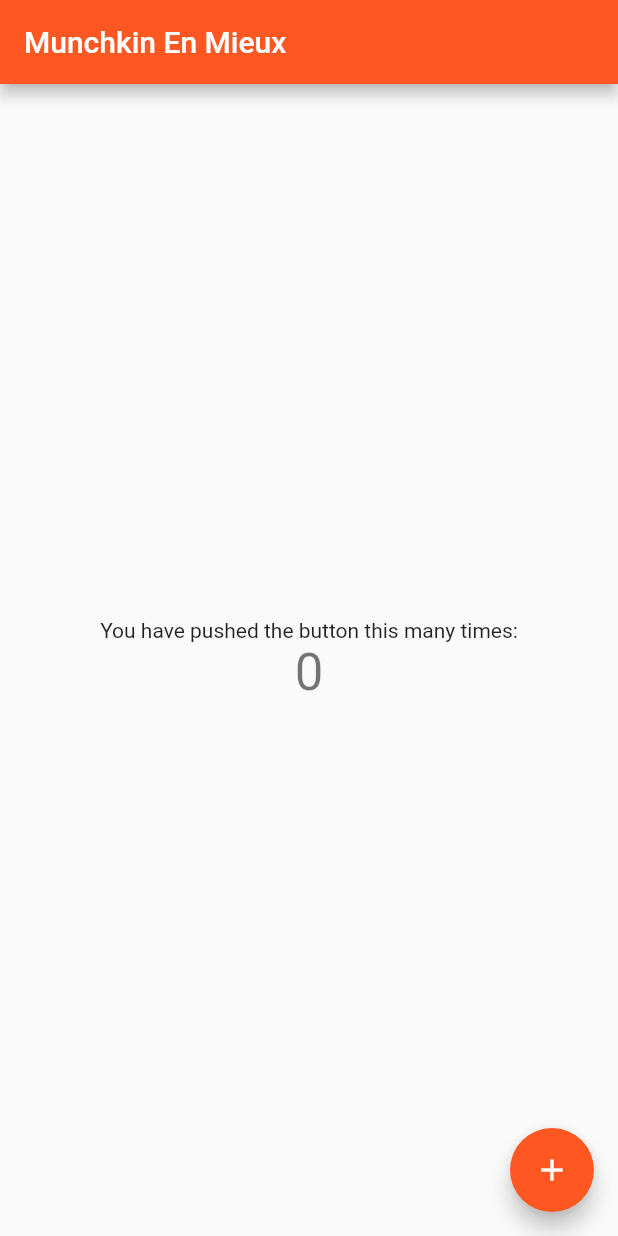
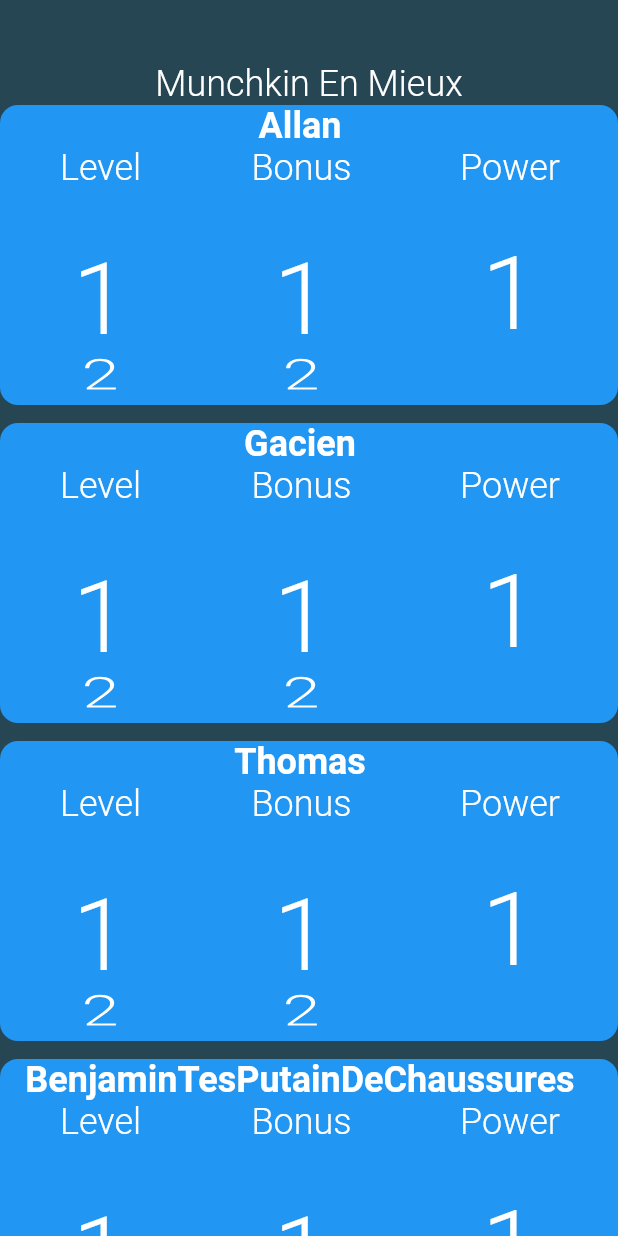
Before and after one commit to DrozdAllan/munchkin_en_mieux, a Flutter app: the screen it shows after launch, on a phone screen of 412 x 824 dp. Run offline on Flutter 3.47's test engine with Material 2 defaults, Android fonts, the phone set to English and light mode, and no system bars; our stand-ins replace hive, hive_flutter; accounts and stored records are empty; Roboto replaces fonts that are missing (PortLligatSans).

Commit message:
added hive PlayerBox

```diff
--- a/lib/main.dart
+++ b/lib/main.dart
@@ -1,115 +1,26 @@
 import 'package:flutter/material.dart';
+import 'package:munchkin_en_mieux/navigator.dart';
+import 'package:munchkin_en_mieux/pages/home.dart';
+import 'package:munchkin_en_mieux/style.dart';
 
-void main() {
+import 'models/player/player_box.dart';
+
+Future<void> main() async {
+  WidgetsFlutterBinding.ensureInitialized();
+  await PlayerBox.init();
   runApp(const MyApp());
 }
 
 class MyApp extends StatelessWidget {
   const MyApp({super.key});
 
-  // This widget is the root of your application.
   @override
   Widget build(BuildContext context) {
     return MaterialApp(
       title: 'Munchkin En Mieux',
-      theme: ThemeData(
-        // This is the theme of your application.
-        //
-        // Try running your application with "flutter run". You'll see the
-        // application has a blue toolbar. Then, without quitting the app, try
-        // changing the primarySwatch below to Colors.green and then invoke
-        // "hot reload" (press "r" in the console where you ran "flutter run",
-        // or simply save your changes to "hot reload" in a Flutter IDE).
-        // Notice that the counter didn't reset back to zero; the application
-        // is not restarted.
-        primarySwatch: Colors.deepOrange,
-      ),
-      home: const MyHomePage(title: 'Munchkin En Mieux'),
+      theme: myTheme,
+      onGenerateRoute: (settings) => RouteGenerator.generateRoute(settings),
+      initialRoute: Home.routeName,
     );
   }
 }
-
-class MyHomePage extends StatefulWidget {
-  const MyHomePage({super.key, required this.title});
-
-  // This widget is the home page of your application. It is stateful, meaning
-  // that it has a State object (defined below) that contains fields that affect
-  // how it looks.
-
-  // This class is the configuration for the state. It holds the values (in this
-  // case the title) provided by the parent (in this case the App widget) and
-  // used by the build method of the State. Fields in a Widget subclass are
-  // always marked "final".
-
-  final String title;
-
-  @override
-  State<MyHomePage> createState() => _MyHomePageState();
-}
-
-class _MyHomePageState extends State<MyHomePage> {
-  int _counter = 0;
-
-  void _incrementCounter() {
-    setState(() {
-      // This call to setState tells the Flutter framework that something has
-      // changed in this State, which causes it to rerun the build method below
-      // so that the display can reflect the updated values. If we changed
-      // _counter without calling setState(), then the build method would not be
-      // called again, and so nothing would appear to happen.
-      _counter++;
-    });
-  }
-
-  @override
-  Widget build(BuildContext context) {
-    // This method is rerun every time setState is called, for instance as done
-    // by the _incrementCounter method above.
-    //
-    // The Flutter framework has been optimized to make rerunning build methods
-    // fast, so that you can just rebuild anything that needs updating rather
-    // than having to individually change instances of widgets.
-    return Scaffold(
-      appBar: AppBar(
-        // Here we take the value from the MyHomePage object that was created by
-        // the App.build method, and use it to set our appbar title.
-        title: Text(widget.title),
-      ),
-      body: Center(
-        // Center is a layout widget. It takes a single child and positions it
-        // in the middle of the parent.
-        child: Column(
-          // Column is also a layout widget. It takes a list of children and
-          // arranges them vertically. By default, it sizes itself to fit its
-          // children horizontally, and tries to be as tall as its parent.
-          //
-          // Invoke "debug painting" (press "p" in the console, choose the
-          // "Toggle Debug Paint" action from the Flutter Inspector in Android
-          // Studio, or the "Toggle Debug Paint" command in Visual Studio Code)
-          // to see the wireframe for each widget.
-          //
-          // Column has various properties to control how it sizes itself and
-          // how it positions its children. Here we use mainAxisAlignment to
-          // center the children vertically; the main axis here is the vertical
-          // axis because Columns are vertical (the cross axis would be
-          // horizontal).
-          mainAxisAlignment: MainAxisAlignment.center,
-          children: <Widget>[
-            const Text(
-              'You have pushed the button this many times:',
-            ),
-            Text(
-              '$_counter',
-              style: Theme.of(context).textTheme.headline4,
-            ),
-          ],
-        ),
-      ),
-      floatingActionButton: FloatingActionButton(
-        onPressed: _incrementCounter,
-        tooltip: 'Increment',
-        child: const Icon(Icons.add),
-      ), // This trailing comma makes auto-formatting nicer for build methods.
-    );
-  }
-}
--- /dev/null
+++ b/lib/models/player/player.dart
@@ -0,0 +1,17 @@
+import 'package:hive/hive.dart';
+
+part 'player.g.dart';
+
+@HiveType(typeId: 0)
+class Player extends HiveObject {
+  @HiveField(0)
+  final String name;
+  @HiveField(1)
+  final int level;
+  @HiveField(2)
+  final int bonus;
+  @HiveField(3)
+  final int colorId;
+
+  Player(this.name, this.level, this.bonus, this.colorId);
+}
--- /dev/null
+++ b/lib/models/player/player_box.dart
@@ -0,0 +1,29 @@
+import 'package:hive_flutter/hive_flutter.dart';
+import 'player.dart';
+
+class PlayerBox {
+  static Box? box;
+
+  static final List<Player> players = [
+    Player('Allan', 3, 5, 1),
+    Player('Gacien', 4, 6, 2),
+    Player('Thomas', 2, 8, 4),
+    Player('BenjaminTesPutainDeChaussures', 0, 0, 0)
+  ];
+
+  static Future<void> init() async {
+    await Hive.initFlutter();
+
+    Hive.registerAdapter(PlayerAdapter());
+
+    box = await Hive.openBox('PlayerBox');
+
+    // box?.clear();
+    // verify the state of the box on the app
+    var values = box?.values;
+    if (values == null || values.isEmpty) {
+      // populate the box if it's the first time the app is built
+      box?.addAll(players);
+    }
+  }
+}
--- /dev/null
+++ b/lib/navigator.dart
@@ -0,0 +1,21 @@
+import 'package:flutter/material.dart';
+import 'package:munchkin_en_mieux/pages/home.dart';
+
+class RouteGenerator {
+  static Route<dynamic> generateRoute(RouteSettings settings) {
+    switch (settings.name) {
+      case Home.routeName:
+        return MaterialPageRoute(
+          builder: (context) => const Home(),
+        );
+      default:
+        return MaterialPageRoute(
+          builder: (context) => const Scaffold(
+            body: Center(
+              child: Text('Page not found'),
+            ),
+          ),
+        );
+    }
+  }
+}
--- /dev/null
+++ b/lib/pages/home.dart
@@ -0,0 +1,172 @@
+import 'dart:developer';
+
+import 'package:flutter/material.dart';
+import 'package:hive_flutter/hive_flutter.dart';
+import 'package:munchkin_en_mieux/models/player/player_box.dart';
+
+class Home extends StatefulWidget {
+  const Home({Key? key}) : super(key: key);
+
+  static const routeName = '/home';
+
+  @override
+  State<Home> createState() => _HomeState();
+}
+
+class _HomeState extends State<Home> {
+  @override
+  Widget build(BuildContext context) {
+    var box = PlayerBox.box;
+
+    return Scaffold(
+      body: SingleChildScrollView(
+        child: Column(
+          children: [
+            const Padding(
+              padding: EdgeInsets.only(top: 42.0),
+              child: Text('Munchkin En Mieux'),
+            ),
+            ValueListenableBuilder(
+              valueListenable: box!.listenable(),
+              builder: (context, value, child) {
+                List playersList = box.values.toList();
+                //   inspect(playersList);
+                return ListView.builder(
+                  shrinkWrap: true,
+                  itemCount: playersList.length,
+                  itemBuilder: (context, index) {
+                    return PlayerCard(name: playersList.elementAt(index).name.toString());
+                  },
+                );
+              },
+            ),
+            TextButton(
+              onPressed: () {},
+              style: ButtonStyle(backgroundColor: MaterialStateProperty.all(Colors.red)),
+              child: const Text('Add Player'),
+            ),
+          ],
+        ),
+      ),
+    );
+  }
+}
+
+class PlayerCard extends StatefulWidget {
+  const PlayerCard({Key? key, required this.name}) : super(key: key);
+
+  final String name;
+
+  @override
+  State<PlayerCard> createState() => _PlayerCardState();
+}
+
+class _PlayerCardState extends State<PlayerCard> {
+  var levels = [1, 2, 3, 4, 5, 6, 7, 8, 9, 10];
+  var bonuses = [1, 2, 3, 4, 5, 6, 7, 8, 9, 10];
+  var level = 1;
+  var bonus = 0;
+  ValueNotifier<int> power = ValueNotifier<int>(1);
+
+  @override
+  Widget build(BuildContext context) {
+    return Container(
+      decoration: BoxDecoration(borderRadius: BorderRadius.circular(12), color: Colors.blue),
+      margin: const EdgeInsets.only(bottom: 12.0),
+      height: 200.0,
+      child: Column(
+        children: [
+          Padding(
+            padding: const EdgeInsets.only(right: 12.0),
+            child: Text(
+              widget.name.toString(),
+              style: const TextStyle(fontWeight: FontWeight.bold),
+            ),
+          ),
+          Row(
+            mainAxisSize: MainAxisSize.max,
+            mainAxisAlignment: MainAxisAlignment.spaceAround,
+            children: [
+              SizedBox(
+                height: 170.0,
+                width: 70.0,
+                child: Column(children: [
+                  const Text('Level'),
+                  SizedBox(
+                    height: 140.0,
+                    width: 70.0,
+                    child: ListWheelScrollView(
+                        itemExtent: 52,
+                        diameterRatio: 1.2,
+                        useMagnifier: true,
+                        magnification: 1.4,
+                        onSelectedItemChanged: (value) {
+                          level = value + 1;
+                          power.value = level + bonus;
+                        },
+                        children: [
+                          for (var i in levels)
+                            Center(
+                              child: Text(
+                                i.toString(),
+                                style: const TextStyle(fontSize: 48.0),
+                              ),
+                            ),
+                        ]),
+                  ),
+                ]),
+              ),
+              SizedBox(
+                height: 170.0,
+                width: 70.0,
+                child: Column(children: [
+                  const Text('Bonus'),
+                  SizedBox(
+                    height: 140.0,
+                    width: 70.0,
+                    child: ListWheelScrollView(
+                        itemExtent: 52,
+                        diameterRatio: 1.2,
+                        useMagnifier: true,
+                        magnification: 1.4,
+                        onSelectedItemChanged: (value) {
+                          bonus = value + 1;
+                          power.value = level + bonus;
+                        },
+                        children: [
+                          for (var i in bonuses)
+                            Center(
+                              child: Text(
+                                i.toString(),
+                                style: const TextStyle(fontSize: 48.0),
+                              ),
+                            ),
+                        ]),
+                  ),
+                ]),
+              ),
+              SizedBox(
+                height: 170.0,
+                width: 80.0,
+                child: Column(children: [
+                  const Text('Power'),
+                  SizedBox(
+                    height: 140.0,
+                    width: 80.0,
+                    child: Center(
+                      child: ValueListenableBuilder(
+                        valueListenable: power,
+                        builder: (context, value, child) =>
+                            Text(value.toString(), style: const TextStyle(fontSize: 68.0)),
+                      ),
+                    ),
+                  ),
+                ]),
+              ),
+            ],
+          )
+        ],
+      ),
+    );
+  }
+}
--- /dev/null
+++ b/lib/style.dart
@@ -0,0 +1,90 @@
+import 'package:flutter/material.dart';
+
+const bodyTextSize = 24.0;
+const largeTextSize = 36.0;
+const pageTitleSize = 48.0;
+
+// fonts are stored in assets/fonts and notified in pubspec.yaml
+const portLligatSans = 'PortLligatSans';
+
+const Color _darkGreen = Color(0xff264653);
+const Color _lightGreen = Color(0xff2A9D8F);
+const Color _yellow = Color(0xffE9C46A);
+
+ThemeData myTheme = ThemeData(
+  brightness: Brightness.dark,
+  primaryColor: _darkGreen,
+  scaffoldBackgroundColor: _darkGreen,
+  // body background color of a scaffold if you don't set a container
+  canvasColor: _darkGreen,
+  cardColor: _lightGreen,
+  dividerColor: _yellow,
+  dialogBackgroundColor: _lightGreen,
+  appBarTheme: const AppBarTheme(
+    backgroundColor: _darkGreen,
+    elevation: 0.0,
+    titleTextStyle: TextStyle(
+      fontFamily: portLligatSans,
+      fontWeight: FontWeight.w300,
+      fontSize: bodyTextSize,
+    ),
+    centerTitle: true,
+  ),
+  chipTheme: const ChipThemeData(
+      backgroundColor: _darkGreen,
+      disabledColor: _darkGreen,
+      selectedColor: _darkGreen,
+      secondarySelectedColor: _darkGreen,
+      padding: EdgeInsets.all(0.0),
+      labelStyle: TextStyle(
+        fontFamily: portLligatSans,
+        fontWeight: FontWeight.w300,
+        fontSize: 16.0,
+      ),
+      secondaryLabelStyle: TextStyle(
+        fontFamily: portLligatSans,
+        fontWeight: FontWeight.w300,
+        fontSize: 16.0,
+      ),
+      brightness: Brightness.dark),
+  textTheme: const TextTheme(
+    // For common text (not titles and not in buttons)
+    bodyText2: TextStyle(
+      fontFamily: portLligatSans,
+      fontWeight: FontWeight.w300,
+      fontSize: bodyTextSize,
+    ),
+    // For Favorites, History, Presentation and Result titles
+    headline1: TextStyle(
+      fontFamily: portLligatSans,
+      fontWeight: FontWeight.w300,
+      fontSize: pageTitleSize,
+      color: Colors.white,
+    ),
+    // Used for the primary text in lists (eg. ListTile.title)
+    subtitle1: TextStyle(
+      fontFamily: portLligatSans,
+      fontWeight: FontWeight.w300,
+      fontSize: 24.0,
+    ),
+    // I don’t see the use, so I can define it to reuse it on my will
+    bodyText1: TextStyle(
+      fontFamily: portLligatSans,
+      fontWeight: FontWeight.w300,
+      fontSize: largeTextSize,
+    ),
+  ),
+  textButtonTheme: TextButtonThemeData(
+    style: ButtonStyle(
+      backgroundColor: MaterialStateProperty.all(Colors.transparent),
+      foregroundColor: MaterialStateProperty.all(Colors.white),
+      textStyle: MaterialStateProperty.all(
+        const TextStyle(
+          fontFamily: portLligatSans,
+          fontWeight: FontWeight.w300,
+          fontSize: bodyTextSize,
+        ),
+      ),
+    ),
+  ),
+);
--- a/pubspec.yaml
+++ b/pubspec.yaml
@@ -36,6 +36,8 @@
   # The following adds the Cupertino Icons font to your application.
   # Use with the CupertinoIcons class for iOS style icons.
   cupertino_icons: ^1.0.2
+  hive: ^2.2.3
+  hive_flutter: ^1.1.0
 
 dev_dependencies:
   flutter_test:
@@ -47,6 +49,8 @@
   # package. See that file for information about deactivating specific lint
   # rules and activating additional ones.
   flutter_lints: ^2.0.0
+  hive_generator: ^1.1.3
+  build_runner: ^2.2.1
 
 # For information on the generic Dart part of this file, see the
 # following page: https://dart.dev/tools/pub/pubspec
```
Also changed, not shown: lib/models/player/player.g.dart (added), pubspec.lock, 1 other file.
